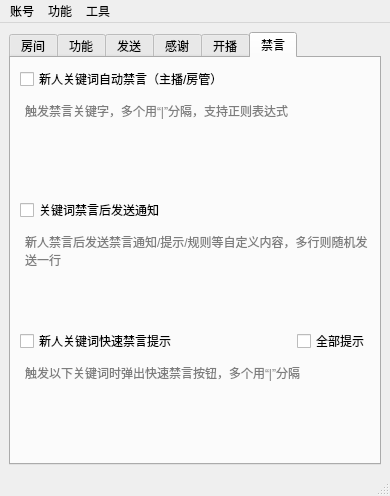
iwxyi/Bilibili-MagicalDanmaku, file mainwindow.ui: the form before one commit.
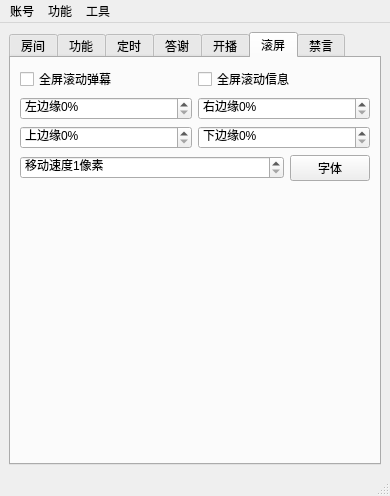
The form after the commit. The open tabs and pages were chosen to show the change. Icons and pictures are not drawn.

Commit message: 添加CheckBox影响所属子功能的CheckBox

Patch:
```diff
--- a/mainwindow.ui
+++ b/mainwindow.ui
@@ -518,7 +518,7 @@
       </widget>
       <widget class="QWidget" name="tab_3">
        <attribute name="title">
-        <string>发送</string>
+        <string>定时</string>
        </attribute>
        <layout class="QVBoxLayout" name="verticalLayout_4">
         <item>
@@ -572,7 +572,7 @@
       </widget>
       <widget class="QWidget" name="tab_4">
        <attribute name="title">
-        <string>感谢</string>
+        <string>答谢</string>
        </attribute>
        <layout class="QVBoxLayout" name="verticalLayout_5">
         <item>
@@ -1063,6 +1063,128 @@
         </item>
        </layout>
       </widget>
+      <widget class="QWidget" name="tab_7">
+       <attribute name="title">
+        <string>滚屏</string>
+       </attribute>
+       <layout class="QVBoxLayout" name="verticalLayout_8">
+        <item>
+         <layout class="QHBoxLayout" name="horizontalLayout_9">
+          <item>
+           <widget class="QCheckBox" name="enableScreenDanmakuCheck">
+            <property name="text">
+             <string>全屏滚动弹幕</string>
+            </property>
+           </widget>
+          </item>
+          <item>
+           <widget class="QCheckBox" name="enableScreenMsgCheck">
+            <property name="text">
+             <string>全屏滚动信息</string>
+            </property>
+           </widget>
+          </item>
+         </layout>
+        </item>
+        <item>
+         <layout class="QHBoxLayout" name="horizontalLayout_29">
+          <property name="topMargin">
+           <number>0</number>
+          </property>
+          <item>
+           <widget class="QSpinBox" name="screenDanmakuLeftSpin">
+            <property name="suffix">
+             <string>%</string>
+            </property>
+            <property name="prefix">
+             <string>左边缘</string>
+            </property>
+           </widget>
+          </item>
+          <item>
+           <widget class="QSpinBox" name="screenDanmakuRightSpin">
+            <property name="suffix">
+             <string>%</string>
+            </property>
+            <property name="prefix">
+             <string>右边缘</string>
+            </property>
+           </widget>
+          </item>
+         </layout>
+        </item>
+        <item>
+         <layout class="QHBoxLayout" name="horizontalLayout_30">
+          <property name="topMargin">
+           <number>0</number>
+          </property>
+          <item>
+           <widget class="QSpinBox" name="screenDanmakuTopSpin">
+            <property name="suffix">
+             <string>%</string>
+            </property>
+            <property name="prefix">
+             <string>上边缘</string>
+            </property>
+           </widget>
+          </item>
+          <item>
+           <widget class="QSpinBox" name="screenDanmakuBottomSpin">
+            <property name="suffix">
+             <string>%</string>
+            </property>
+            <property name="prefix">
+             <string>下边缘</string>
+            </property>
+           </widget>
+          </item>
+         </layout>
+        </item>
+        <item>
+         <layout class="QHBoxLayout" name="horizontalLayout_31" stretch="1,0">
+          <property name="topMargin">
+           <number>0</number>
+          </property>
+          <item>
+           <widget class="QSpinBox" name="screenDanmakuSpeedSpin">
+            <property name="suffix">
+             <string>像素</string>
+            </property>
+            <property name="prefix">
+             <string>移动速度</string>
+            </property>
+            <property name="minimum">
+             <number>1</number>
+            </property>
+            <property name="maximum">
+             <number>1000</number>
+            </property>
+           </widget>
+          </item>
+          <item>
+           <widget class="QPushButton" name="screenDanmakuFontButton">
+            <property name="text">
+             <string>字体</string>
+            </property>
+           </widget>
+          </item>
+         </layout>
+        </item>
+        <item>
+         <spacer name="verticalSpacer_5">
+          <property name="orientation">
+           <enum>Qt::Vertical</enum>
+          </property>
+          <property name="sizeHint" stdset="0">
+           <size>
+            <width>20</width>
+            <height>245</height>
+           </size>
+          </property>
+         </spacer>
+        </item>
+       </layout>
+      </widget>
       <widget class="QWidget" name="tab_6">
        <attribute name="title">
         <string>禁言</string>
```
Left out of the diff: 2 changed lines with no effect on the pictures. The commit also changes 3 other files.
